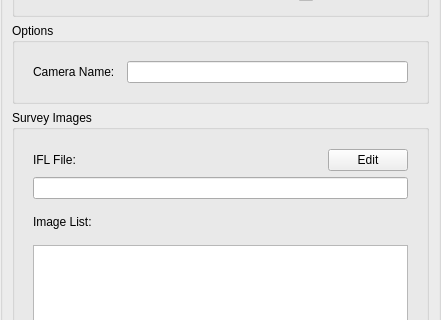
Old version of the form SynthEyes/Scripts/StateManagerNodes/StateUserInterfaces/Synth_AddShot.ui in the repository AltaArts/SynthEyes_Integration--Prism-Plugin; both pictures show x 0 to 441 and y 141 to 461 of the 441 by 789 pixel window.
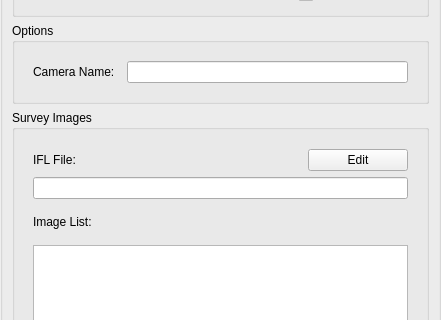
New version of the form.

Diff of the .ui file:
```diff
--- a/SynthEyes/Scripts/StateManagerNodes/StateUserInterfaces/Synth_AddShot.ui
+++ b/SynthEyes/Scripts/StateManagerNodes/StateUserInterfaces/Synth_AddShot.ui
@@ -359,6 +359,12 @@
            </item>
            <item>
             <widget class="QPushButton" name="b_editIFL">
+             <property name="minimumSize">
+              <size>
+               <width>100</width>
+               <height>0</height>
+              </size>
+             </property>
              <property name="text">
               <string>Edit</string>
              </property>
```
